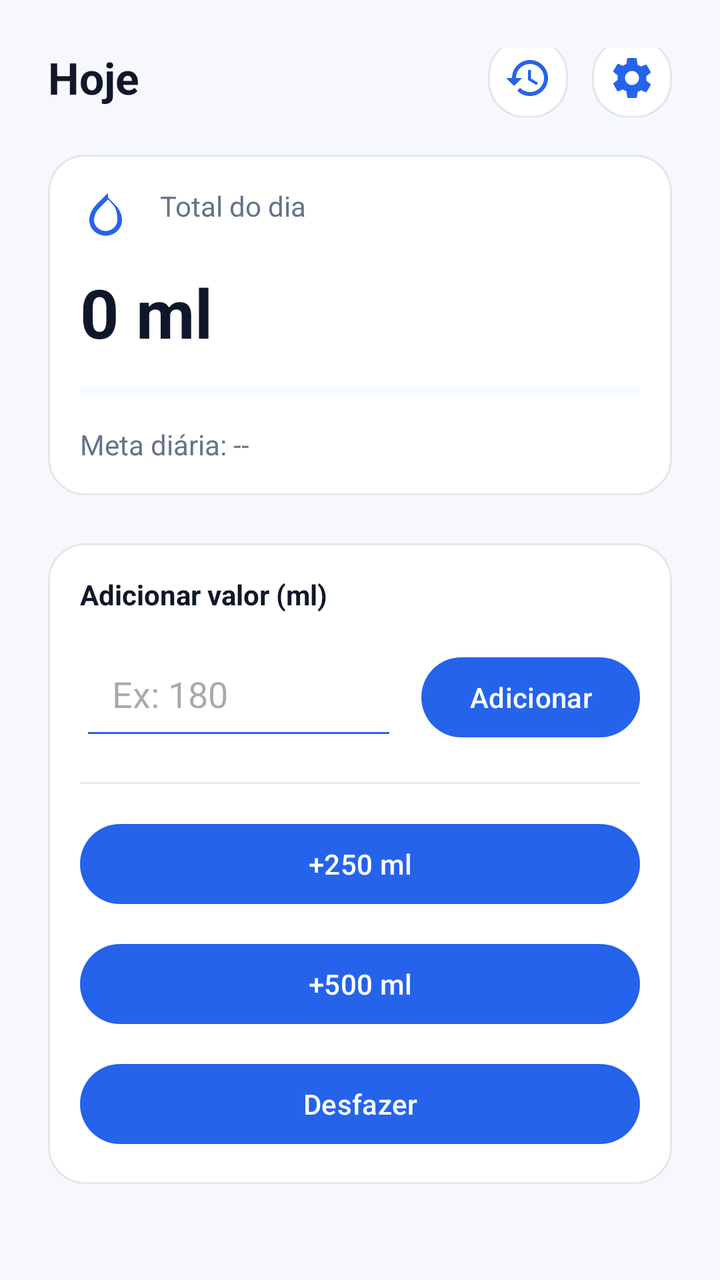
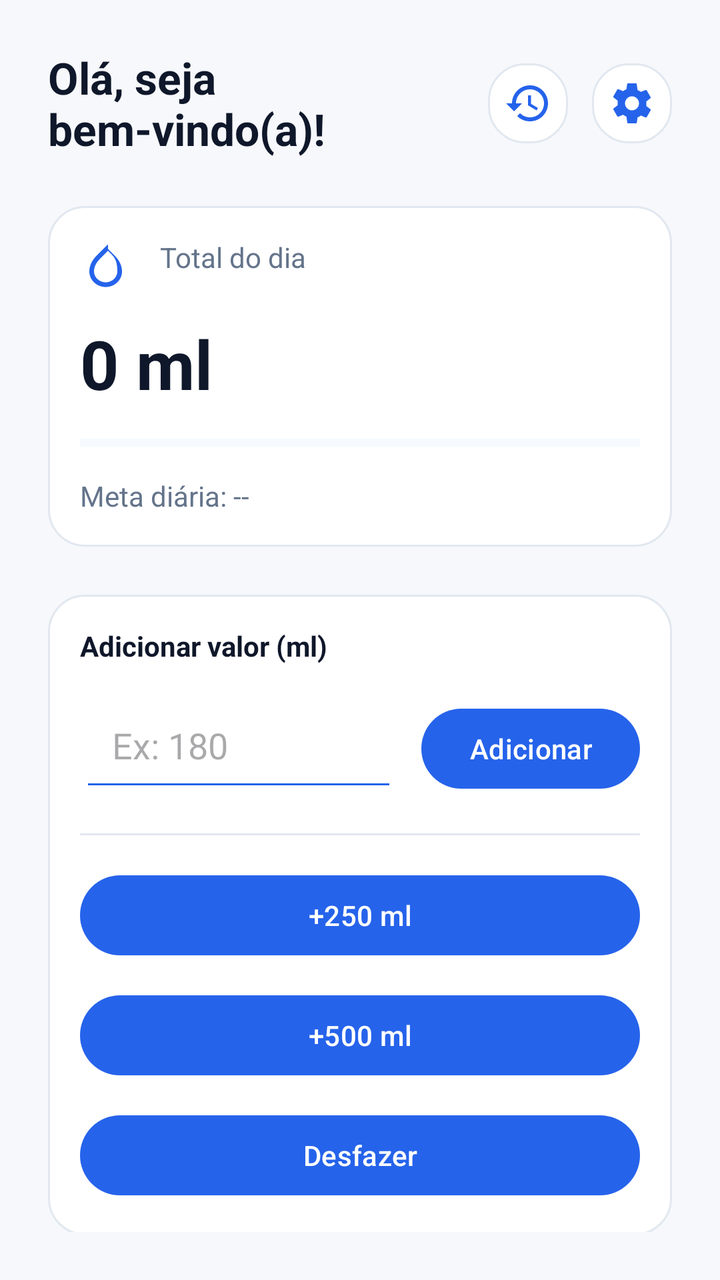

An Android layout rendered at two revisions. The XML below is the earlier revision; the diff shows what the commit changed to produce the second picture.
<!-- AndroidManifest.xml: application theme Theme.Hidratese -->
<!-- res/layout/activity_main.xml -->
<?xml version="1.0" encoding="utf-8"?>
<androidx.constraintlayout.widget.ConstraintLayout xmlns:android="http://schemas.android.com/apk/res/android"
    xmlns:app="http://schemas.android.com/apk/res-auto"
    android:layout_width="match_parent"
    android:layout_height="match_parent"
    android:padding="@dimen/space_lg"
    android:background="@color/bg">

    <TextView
        android:id="@+id/tvHeader"
        android:layout_width="0dp"
        android:layout_height="wrap_content"
        android:text="Hoje"
        android:textSize="@dimen/text_title"
        android:textStyle="bold"
        android:textColor="@color/text"
        app:layout_constraintTop_toTopOf="parent"
        app:layout_constraintStart_toStartOf="parent"
        app:layout_constraintEnd_toEndOf="parent" />

    <LinearLayout
        android:id="@+id/topActions"
        android:layout_width="wrap_content"
        android:layout_height="wrap_content"
        android:orientation="horizontal"
        app:layout_constraintTop_toTopOf="@id/tvHeader"
        app:layout_constraintBottom_toBottomOf="@id/tvHeader"
        app:layout_constraintEnd_toEndOf="parent">

        <ImageButton
            android:id="@+id/btnHistory"
            android:layout_width="40dp"
            android:layout_height="40dp"
            android:background="@drawable/bg_card"
            android:contentDescription="@string/history"
            android:padding="8dp"
            android:src="@drawable/ic_history"
            android:tint="@color/brand" />

        <ImageButton
            android:id="@+id/btnSettings"
            android:layout_width="40dp"
            android:layout_height="40dp"
            android:layout_marginStart="@dimen/space_sm"
            android:background="@drawable/bg_card"
            android:contentDescription="@string/settings"
            android:padding="8dp"
            android:src="@drawable/ic_settings"
            android:tint="@color/brand" />
    </LinearLayout>

    <LinearLayout
        android:id="@+id/cardToday"
        android:layout_width="0dp"
        android:layout_height="wrap_content"
        android:layout_marginTop="@dimen/space_lg"
        android:background="@drawable/bg_card"
        android:orientation="vertical"
        app:layout_constraintTop_toBottomOf="@id/tvHeader"
        app:layout_constraintStart_toStartOf="parent"
        app:layout_constraintEnd_toEndOf="parent">

        <LinearLayout
            android:layout_width="match_parent"
            android:layout_height="wrap_content"
            android:orientation="horizontal">

            <ImageView
                android:layout_width="28dp"
                android:layout_height="28dp"
                android:src="@drawable/ic_water"
                android:tint="@color/brand"
                android:contentDescription="Ícone água" />

            <TextView
                android:layout_width="wrap_content"
                android:layout_height="wrap_content"
                android:layout_marginStart="@dimen/space_sm"
                android:text="@string/today_total"
                android:textColor="@color/text_muted"
                android:textSize="@dimen/text_subtitle" />
        </LinearLayout>

        <TextView
            android:id="@+id/tvTotal"
            android:layout_width="match_parent"
            android:layout_height="wrap_content"
            android:layout_marginTop="@dimen/space_sm"
            android:text="0 ml"
            android:textSize="34sp"
            android:textStyle="bold"
            android:textColor="@color/text" />

        <ProgressBar
            android:id="@+id/progressGoal"
            style="?android:attr/progressBarStyleHorizontal"
            android:layout_width="match_parent"
            android:layout_height="10dp"
            android:layout_marginTop="@dimen/space_sm"
            android:max="100"
            android:progress="0"
            android:progressTint="@color/brand"
            android:progressBackgroundTint="@color/brand_soft" />

        <TextView
            android:id="@+id/tvGoal"
            android:layout_width="match_parent"
            android:layout_height="wrap_content"
            android:layout_marginTop="@dimen/space_sm"
            android:text="Meta diária: --"
            android:textColor="@color/text_muted"
            android:textSize="@dimen/text_subtitle" />
    </LinearLayout>

    <LinearLayout
        android:id="@+id/actions"
        android:layout_width="0dp"
        android:layout_height="wrap_content"
        android:layout_marginTop="@dimen/space_lg"
        android:orientation="vertical"
        android:background="@drawable/bg_card"
        app:layout_constraintTop_toBottomOf="@id/cardToday"
        app:layout_constraintStart_toStartOf="parent"
        app:layout_constraintEnd_toEndOf="parent">

        <TextView
            android:layout_width="match_parent"
            android:layout_height="wrap_content"
            android:text="Adicionar valor (ml)"
            android:textStyle="bold"
            android:textColor="@color/text" />

        <LinearLayout
            android:layout_width="match_parent"
            android:layout_height="wrap_content"
            android:layout_marginTop="@dimen/space_sm"
            android:orientation="horizontal">

            <EditText
                android:id="@+id/etCustomMl"
                android:layout_width="0dp"
                android:layout_height="wrap_content"
                android:layout_weight="1"
                android:hint="Ex: 180"
                android:inputType="number"
                android:padding="@dimen/space_md"
                android:backgroundTint="@color/brand"
                android:textColor="@color/text" />

            <Button
                android:id="@+id/btnAddCustom"
                android:layout_width="wrap_content"
                android:layout_height="wrap_content"
                android:layout_marginStart="@dimen/space_sm"
                android:text="Adicionar" />
        </LinearLayout>

        <View
            android:layout_width="match_parent"
            android:layout_height="1dp"
            android:layout_marginTop="@dimen/space_md"
            android:layout_marginBottom="@dimen/space_md"
            android:background="@color/stroke" />

        <Button
            android:id="@+id/btnAdd250"
            android:layout_width="match_parent"
            android:layout_height="wrap_content"
            android:text="@string/add_250" />

        <Button
            android:id="@+id/btnAdd500"
            android:layout_width="match_parent"
            android:layout_height="wrap_content"
            android:layout_marginTop="@dimen/space_sm"
            android:text="@string/add_500" />

        <Button
            android:id="@+id/btnUndo"
            android:layout_width="match_parent"
            android:layout_height="wrap_content"
            android:layout_marginTop="@dimen/space_sm"
            android:text="@string/undo" />
    </LinearLayout>

</androidx.constraintlayout.widget.ConstraintLayout>
<!-- resources referenced by this layout -->
<resources>
  <color name="bg">#F6F8FB</color>
  <color name="brand">#2563EB</color>
  <color name="brand_soft">#DBEAFE</color>
  <color name="stroke">#E2E8F0</color>
  <color name="text">#0F172A</color>
  <color name="text_muted">#64748B</color>
  <dimen name="space_lg">24dp</dimen>
  <dimen name="space_md">16dp</dimen>
  <dimen name="space_sm">12dp</dimen>
  <dimen name="text_subtitle">14sp</dimen>
  <dimen name="text_title">22sp</dimen>
  <!-- drawable bg_card (drawable) -->
  <?xml version="1.0" encoding="utf-8"?>
  <shape xmlns:android="http://schemas.android.com/apk/res/android">
      <solid android:color="@color/surface" />
  
      <stroke
          android:width="1dp"
          android:color="@color/stroke" />
  
      <corners android:radius="@dimen/radius_lg" />
  
      <padding
          android:left="@dimen/space_md"
          android:top="@dimen/space_md"
          android:right="@dimen/space_md"
          android:bottom="@dimen/space_md" />
  </shape>
  <!-- drawable ic_history (drawable) -->
  <vector xmlns:android="http://schemas.android.com/apk/res/android"
      android:width="24dp"
      android:height="24dp"
      android:viewportWidth="24"
      android:viewportHeight="24">
      <path
          android:fillColor="#000000"
          android:pathData="M13,3c-4.97,0 -9,4.03 -9,9H1l3.89,3.89L5,16l4,-4H6c0,-3.87 3.13,-7 7,-7s7,3.13 7,7 -3.13,7 -7,7c-1.93,0 -3.68,-0.79 -4.95,-2.05l-1.42,1.42C8.26,20.08 10.54,21 13,21c4.97,0 9,-4.03 9,-9s-4.03,-9 -9,-9z" />
      <path
          android:fillColor="#000000"
          android:pathData="M12,8v5l4.28,2.54l0.72,-1.21l-3.5,-2.08V8H12z" />
  </vector>
  <!-- drawable ic_water (drawable) -->
  <vector xmlns:android="http://schemas.android.com/apk/res/android"
      android:width="24dp"
      android:height="24dp"
      android:viewportWidth="24"
      android:viewportHeight="24">
      <path
          android:fillColor="#000000"
          android:pathData="M12,2.69L7.05,7.64C5.13,9.56 4,11.9 4,14.33C4,18.02 7.13,21 11,21C14.87,21 18,18.02 18,14.33C18,11.9 16.87,9.56 14.95,7.64L12,4.69V2.69zM11,19C8.24,19 6,16.8 6,14.33C6,12.43 6.9,10.59 8.46,9.03L12,5.49L13.54,7.03C15.1,8.59 16,10.43 16,14.33C16,16.8 13.76,19 11,19z" />
  </vector>
  <string name="add_250">+250 ml</string>
  <string name="add_500">+500 ml</string>
  <string name="history">Histórico</string>
  <string name="settings">Configurações</string>
  <string name="today_total">Total do dia</string>
  <string name="undo">Desfazer</string>
  <style name="Theme.Hidratese" parent="Theme.Material3.DayNight.NoActionBar">
          <item name="colorPrimary">@color/brand</item>
          <item name="colorOnPrimary">@color/surface</item>
          <item name="colorSecondary">@color/brand_dark</item>
  
          <item name="android:statusBarColor">@color/bg</item>
          <item name="android:navigationBarColor">@color/bg</item>
  
          <item name="android:windowBackground">@color/bg</item>
  
          <item name="android:textColorPrimary">@color/text</item>
          <item name="android:textColorSecondary">@color/text_muted</item>
  
          
          <item name="android:forceDarkAllowed" tools:targetApi="q">false</item>
      </style>
  <color name="surface">#FFFFFF</color>
  <dimen name="radius_lg">18dp</dimen>
  <color name="brand_dark">#1D4ED8</color>
  <!-- unchanged entries left out for length: 1 -->
</resources>

<!-- the commit's change to res/layout/activity_main.xml (unified diff, before → after) -->
@@ -3,29 +3,30 @@
     xmlns:app="http://schemas.android.com/apk/res-auto"
     android:layout_width="match_parent"
     android:layout_height="match_parent"
-    android:padding="@dimen/space_lg"
-    android:background="@color/bg">
+    android:background="@color/bg"
+    android:padding="@dimen/space_lg">
 
     <TextView
-        android:id="@+id/tvHeader"
+        android:id="@+id/tvWelcomeUser"
         android:layout_width="0dp"
         android:layout_height="wrap_content"
-        android:text="Hoje"
+        android:layout_marginEnd="@dimen/space_sm"
+        android:text="Olá, seja bem-vindo(a)!"
+        android:textColor="@color/text"
         android:textSize="@dimen/text_title"
         android:textStyle="bold"
-        android:textColor="@color/text"
-        app:layout_constraintTop_toTopOf="parent"
+        app:layout_constraintEnd_toStartOf="@id/topActions"
         app:layout_constraintStart_toStartOf="parent"
-        app:layout_constraintEnd_toEndOf="parent" />
+        app:layout_constraintTop_toTopOf="parent" />
 
     <LinearLayout
         android:id="@+id/topActions"
         android:layout_width="wrap_content"
         android:layout_height="wrap_content"
         android:orientation="horizontal"
-        app:layout_constraintTop_toTopOf="@id/tvHeader"
-        app:layout_constraintBottom_toBottomOf="@id/tvHeader"
-        app:layout_constraintEnd_toEndOf="parent">
+        app:layout_constraintBottom_toBottomOf="@id/tvWelcomeUser"
+        app:layout_constraintEnd_toEndOf="parent"
+        app:layout_constraintTop_toTopOf="@id/tvWelcomeUser">
 
         <ImageButton
             android:id="@+id/btnHistory"
@@ -35,7 +36,7 @@
             android:contentDescription="@string/history"
             android:padding="8dp"
             android:src="@drawable/ic_history"
-            android:tint="@color/brand" />
+            app:tint="@color/brand" />
 
         <ImageButton
             android:id="@+id/btnSettings"
@@ -46,7 +47,7 @@
             android:contentDescription="@string/settings"
             android:padding="8dp"
             android:src="@drawable/ic_settings"
-            android:tint="@color/brand" />
+            app:tint="@color/brand" />
     </LinearLayout>
 
     <LinearLayout
@@ -56,9 +57,9 @@
         android:layout_marginTop="@dimen/space_lg"
         android:background="@drawable/bg_card"
         android:orientation="vertical"
-        app:layout_constraintTop_toBottomOf="@id/tvHeader"
+        app:layout_constraintEnd_toEndOf="parent"
         app:layout_constraintStart_toStartOf="parent"
-        app:layout_constraintEnd_toEndOf="parent">
+        app:layout_constraintTop_toBottomOf="@id/tvWelcomeUser">
 
         <LinearLayout
             android:layout_width="match_parent"
@@ -68,9 +69,9 @@
             <ImageView
                 android:layout_width="28dp"
                 android:layout_height="28dp"
+                android:contentDescription="Ícone água"
                 android:src="@drawable/ic_water"
-                android:tint="@color/brand"
-                android:contentDescription="Ícone água" />
+                app:tint="@color/brand" />
 
             <TextView
                 android:layout_width="wrap_content"
@@ -87,9 +88,9 @@
             android:layout_height="wrap_content"
             android:layout_marginTop="@dimen/space_sm"
             android:text="0 ml"
+            android:textColor="@color/text"
             android:textSize="34sp"
-            android:textStyle="bold"
-            android:textColor="@color/text" />
+            android:textStyle="bold" />
 
         <ProgressBar
             android:id="@+id/progressGoal"
@@ -99,8 +100,8 @@
             android:layout_marginTop="@dimen/space_sm"
             android:max="100"
             android:progress="0"
-            android:progressTint="@color/brand"
-            android:progressBackgroundTint="@color/brand_soft" />
+            android:progressBackgroundTint="@color/brand_soft"
+            android:progressTint="@color/brand" />
 
         <TextView
             android:id="@+id/tvGoal"
@@ -117,18 +118,18 @@
         android:layout_width="0dp"
         android:layout_height="wrap_content"
         android:layout_marginTop="@dimen/space_lg"
+        android:background="@drawable/bg_card"
         android:orientation="vertical"
-        android:background="@drawable/bg_card"
-        app:layout_constraintTop_toBottomOf="@id/cardToday"
+        app:layout_constraintEnd_toEndOf="parent"
         app:layout_constraintStart_toStartOf="parent"
-        app:layout_constraintEnd_toEndOf="parent">
+        app:layout_constraintTop_toBottomOf="@id/cardToday">
 
         <TextView
             android:layout_width="match_parent"
             android:layout_height="wrap_content"
             android:text="Adicionar valor (ml)"
-            android:textStyle="bold"
-            android:textColor="@color/text" />
+            android:textColor="@color/text"
+            android:textStyle="bold" />
 
         <LinearLayout
             android:layout_width="match_parent"
@@ -141,10 +142,10 @@
                 android:layout_width="0dp"
                 android:layout_height="wrap_content"
                 android:layout_weight="1"
+                android:backgroundTint="@color/brand"
                 android:hint="Ex: 180"
                 android:inputType="number"
                 android:padding="@dimen/space_md"
-                android:backgroundTint="@color/brand"
                 android:textColor="@color/text" />
 
             <Button
